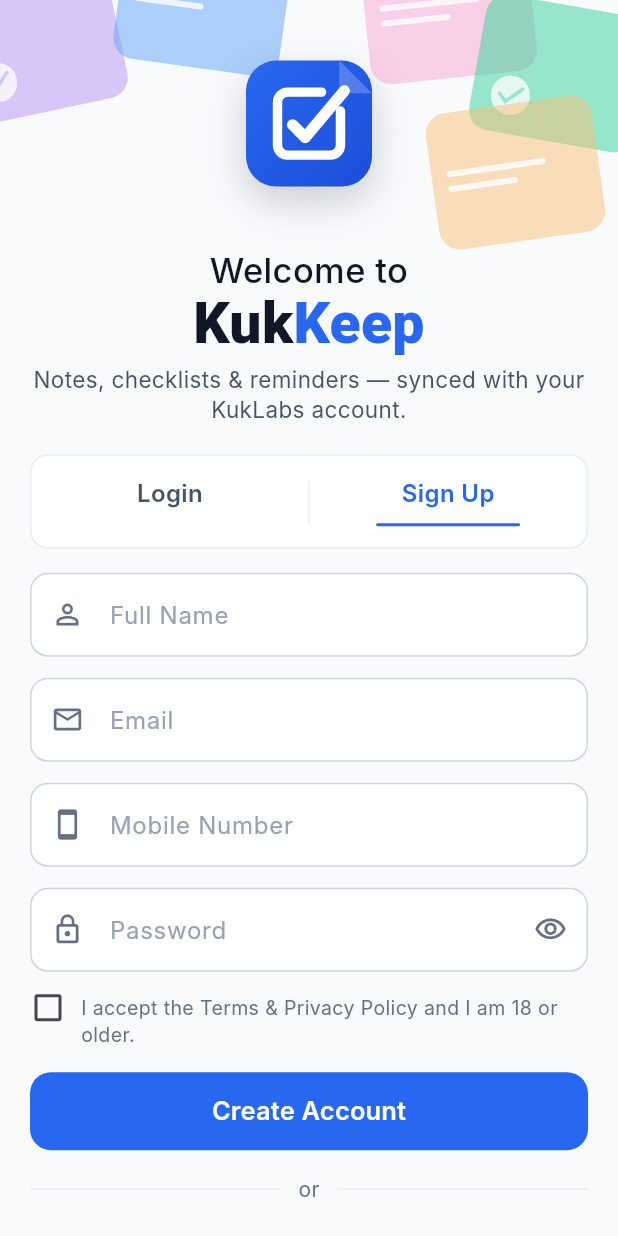
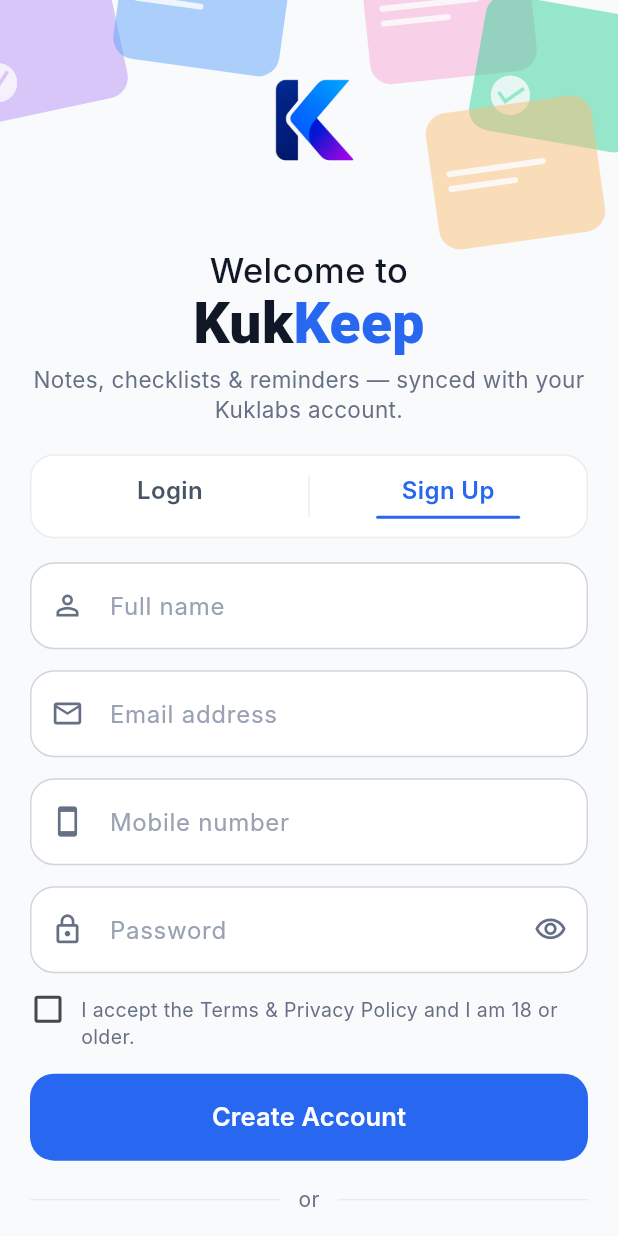
Before and after one commit to amithkukllod777/Kukkeep, a Flutter app: the screen it shows after launch, after a tap on "Sign Up", on a phone screen of 412 x 824 dp. Run offline on Flutter 3.47's test engine with Material 3 defaults, Android fonts, the phone set to English and light mode, and no system bars; our stand-ins replace app_links, file_picker, firebase_core, firebase_messaging, flutter_local_notifications, image_picker and 2 more; accounts and stored records are empty; network calls fail; Roboto replaces fonts that are missing (Inter).

Commit message:
Update product logo + align auth screen with the Kuklabs UI/Auth standard
New product mark: the "K" logomark + note/bookmark icon replaces the
custom-painted rounded-square icon everywhere (launcher icon, in-app
top-bar wordmark, auth screen header).

Also adopts the shared Kuklabs UI/Auth Agent Pack (docs/kuklabs/):
- lib/auth_messages.dart: approved auth labels/tagline + friendly-error
  mapping (KUKLABS_AUTH_CONTENT_TEMPLATES.json) — raw ApiError/SocketException
  detail never reaches the UI; wrong-credential sign-in always shows the one
  safe generic message.
- auth_screen.dart / google_auth.dart: exact authPage control sizes from
  KUKLABS_DESIGN_TOKENS.json (56/58h controls, 16 radius, 420 max width),
  content routed through AuthMessages, "KukLabs" -> "Kuklabs" casing fix
  (master standard §2.1 lists "KukLabs" as a disallowed variant).
- settings_screen.dart: version now shows the approved
  "Version x.y.z (Build n)" format; casing fix.
- pubspec.yaml / note_colors.dart: version bump 2.2.1+34 -> 2.2.2+35.

Co-Authored-By: Claude Sonnet 5 <noreply@anthropic.com>
Claude-Session: https://claude.ai/code/session_01SN4idYogvC4E78wu3rjf1X

```diff
--- /dev/null
+++ b/lib/auth_messages.dart
@@ -0,0 +1,78 @@
+import 'dart:io';
+
+import 'api.dart';
+
+/// Approved Kuklabs auth content + friendly-error policy.
+///
+/// Source of truth: docs/kuklabs/KUKLABS_AUTH_CONTENT_TEMPLATES.json and
+/// KUKLABS_MASTER_STANDARD.md §8.7/§9 — raw server/framework errors must never
+/// reach the UI, and wrong credentials always use the one safe generic message.
+class AuthMessages {
+  AuthMessages._();
+
+  // Labels
+  static const login = 'Login';
+  static const signup = 'Sign Up';
+  static const createAccount = 'Create Account';
+  static const continueWithGoogle = 'Continue with Google';
+  static const forgotPassword = 'Forgot Password?';
+  static const identity = 'Mobile number or email';
+  static const password = 'Password';
+  static const fullName = 'Full name';
+  static const poweredBy = 'Powered by';
+  static const poweredByBrand = 'Kuklabs';
+  static const tagline =
+      'Notes, checklists & reminders — synced with your Kuklabs account.';
+
+  // Field-level messages (approved catalogue)
+  static const genericSignInError =
+      "We couldn't sign you in. Check your email or mobile number and password, then try again.";
+  static const emptyIdentity = 'Enter your email address or mobile number.';
+  static const invalidEmail = 'Enter a valid email address.';
+  static const invalidPhone =
+      'Enter a valid mobile number for the selected country.';
+  static const emptyPassword = 'Enter your password.';
+  static const weakPassword =
+      'Use at least 8 characters with at least one letter and one number.';
+  static const termsRequired =
+      'Review and accept the Terms of Use and Privacy Policy to continue.';
+  static const offline =
+      "You're offline. Check your internet connection and try again.";
+  static const serverError =
+      'Something went wrong on our side. Please try again in a moment.';
+  static const genericFallback =
+      "We couldn't complete that action. Please try again.";
+}
+
+/// True when a message looks like a raw framework/server error that must not
+/// be shown to users (TRPCClientError, ZodError, JSON, stack traces, SQL…).
+bool _looksTechnical(String m) {
+  if (m.length > 160) return true;
+  const markers = [
+    'trpc', 'zod', 'exception', 'stack', 'sql', 'econn', 'etimedout',
+    'enotfound', 'socketexception', 'internal_server_error', '{', '<html',
+  ];
+  final lower = m.toLowerCase();
+  return markers.any(lower.contains);
+}
+
+/// Maps any thrown error to an approved, user-safe message.
+///
+/// [signIn] marks the credentials flow: an unauthorized failure there always
+/// becomes the single safe generic sign-in message the standard mandates.
+String friendlyAuthError(Object e, {bool signIn = false}) {
+  if (e is SocketException) return AuthMessages.offline;
+  if (e is ApiError) {
+    if (signIn && e.unauthorized) return AuthMessages.genericSignInError;
+    final m = e.message.trim();
+    if (m.isEmpty || _looksTechnical(m)) return AuthMessages.serverError;
+    return m; // client-side ApiError copy is already friendly
+  }
+  // package:http wraps I/O failures in ClientException — sniff for network-ish
+  // causes so offline shows the right message instead of the generic one.
+  final s = e.toString().toLowerCase();
+  if (s.contains('socket') || s.contains('network') || s.contains('connection')) {
+    return AuthMessages.offline;
+  }
+  return AuthMessages.genericFallback;
+}
--- a/lib/google_auth.dart
+++ b/lib/google_auth.dart
@@ -4,6 +4,8 @@ import 'package:app_links/app_links.dart';
 import 'package:flutter/material.dart';
 import 'package:url_launcher/url_launcher.dart';
 import 'api.dart';
+import 'auth_messages.dart';
+import 'note_colors.dart';
 import 'screens/notes_screen.dart';
 
 /// "Continue with Google" — server-side OAuth in the phone browser.
@@ -68,7 +70,7 @@ class GoogleAuth {
       navigatorKey.currentState?.pushAndRemoveUntil(
           MaterialPageRoute(builder: (_) => const NotesScreen()), (r) => false);
     } catch (e) {
-      _toast(e.toString());
+      _toast(friendlyAuthError(e, signIn: true));
     }
   }
 
@@ -127,20 +129,22 @@ class GoogleSignInButton extends StatelessWidget {
       future: GoogleAuth.enabled(),
       builder: (context, snap) {
         if (snap.data != true) return const SizedBox.shrink();
+        // authPage.googleButtonHeight 58 / radius 16, text 16/24 Medium on
+        // primary text (KUKLABS_DESIGN_TOKENS.json + §8.3).
         return SizedBox(
-          height: 52,
+          height: 58,
           child: OutlinedButton(
             onPressed: () => GoogleAuth.instance.signIn(),
             style: OutlinedButton.styleFrom(
-              backgroundColor: Colors.white,
-              side: const BorderSide(color: Color(0xFFD1D5DB)),
-              shape: RoundedRectangleBorder(borderRadius: BorderRadius.circular(10)),
+              backgroundColor: kSurface,
+              side: const BorderSide(color: kBorder),
+              shape: RoundedRectangleBorder(borderRadius: BorderRadius.circular(16)),
             ),
             child: Row(mainAxisAlignment: MainAxisAlignment.center, children: const [
               _GoogleG(size: 20),
               SizedBox(width: 10),
-              Text('Continue with Google',
-                  style: TextStyle(fontSize: 15, fontWeight: FontWeight.w700, color: Color(0xFF111827))),
+              Text(AuthMessages.continueWithGoogle,
+                  style: TextStyle(fontSize: 16, height: 24 / 16, fontWeight: FontWeight.w500, color: kTextPrimary, fontFamily: kFont)),
             ]),
           ),
         );
--- a/lib/note_colors.dart
+++ b/lib/note_colors.dart
@@ -46,12 +46,18 @@ const Color kWarning = Color(0xFFDC6803);
 const String kFont = 'Inter';
 const String kWebBase = 'https://keep.kuklabs.com';
 
-// Brand assets + identity.
+// Brand assets + identity (docs/kuklabs/KUKLABS_BRAND_CONFIG.json).
 const String kLogoAsset = 'assets/logo.png';
 const String kProductName = 'KukKeep';
+const String kShortName = 'Keep';
 const String kWebsite = 'keep.kuklabs.com';
-// App version shown in Settings → About. Keep in sync with pubspec `version`.
-const String kAppVersion = '2.2.1';
+const String kTermsUrl = 'https://kuklabs.com/terms';
+const String kPrivacyUrl = 'https://kuklabs.com/privacy';
+const String kSupportUrl = 'https://kuklabs.com/support';
+// App version shown in Settings → About as "Version x.y.z (Build n)"
+// (KUKLABS_MASTER_STANDARD.md §12.2). Keep in sync with pubspec `version`.
+const String kAppVersion = '2.2.2';
+const int kAppBuild = 35;
 
 // Display headings share the primary sans family (no serif in product UI).
 const String kDisplayFont = kFont;
--- a/lib/screens/auth_screen.dart
+++ b/lib/screens/auth_screen.dart
@@ -2,6 +2,7 @@ import 'dart:math' as math;
 import 'package:flutter/material.dart';
 import 'package:url_launcher/url_launcher.dart';
 import '../api.dart';
+import '../auth_messages.dart';
 import '../google_auth.dart';
 import '../models.dart';
 import '../note_colors.dart';
@@ -10,11 +11,13 @@ import 'otp_screen.dart';
 
 /// Unified authentication screen — the single logged-out surface for KukKeep.
 ///
-/// Follows the KukLabs Identity & UI standard (KUKLABS_IDENTITY.md §15):
-/// product icon → "Welcome to" → product name → tagline → Login/Sign Up tabs →
-/// form → primary action → OR → Continue with Google → Terms/Privacy →
-/// Powered by KukLabs. Only the product icon, name, tagline and accent are
-/// product-specific; the structure is shared across every Kuk app.
+/// Follows the Kuklabs UI/Auth standard (docs/kuklabs/KUKLABS_MASTER_STANDARD.md
+/// §8, APPROVED_LOGIN_REFERENCE.png): product icon → "Welcome to" → product
+/// name → tagline → Login/Sign Up tabs → form → primary action → OR →
+/// Continue with Google → Terms/Privacy → Powered by Kuklabs. Only the product
+/// icon, name, tagline and accent are product-specific; the structure, sizes
+/// (KUKLABS_DESIGN_TOKENS.json authPage) and content (AuthMessages) are shared
+/// across every Kuk app.
 class AuthScreen extends StatefulWidget {
   const AuthScreen({super.key});
   @override
@@ -60,9 +63,10 @@ class _AuthScreenState extends State<AuthScreen> {
   Future<void> _login() async {
     final id = _loginId.text.trim();
     final pass = _loginPass.text;
-    if (id.isEmpty || pass.isEmpty) { setState(() => _error = 'Enter your email and password.'); return; }
+    if (id.isEmpty) { setState(() => _error = AuthMessages.emptyIdentity); return; }
+    if (pass.isEmpty) { setState(() => _error = AuthMessages.emptyPassword); return; }
     // Backend login is email-based; mobile-number login is not available yet.
-    if (!id.contains('@')) { setState(() => _error = 'Please log in with your email address.'); return; }
+    if (!id.contains('@')) { setState(() => _error = 'Mobile-number login is coming soon — please log in with your email address.'); return; }
     setState(() { _loading = true; _error = null; });
     try {
       await Api.instance.login(id, pass);
@@ -79,7 +83,7 @@ class _AuthScreenState extends State<AuthScreen> {
         _pickCompany(companies);
       }
     } catch (e) {
-      setState(() => _error = e.toString());
+      setState(() => _error = friendlyAuthError(e, signIn: true));
     } finally {
       if (mounted) setState(() => _loading = false);
     }
@@ -91,11 +95,13 @@ class _AuthScreenState extends State<AuthScreen> {
     final email = _email.text.trim();
     final phone = _phone.text.trim();
     final pass = _signupPass.text;
-    if (name.length < 2) { setState(() => _error = 'Enter your name.'); return; }
-    if (!email.contains('@')) { setState(() => _error = 'Enter a valid email.'); return; }
-    if (phone.replaceAll(RegExp(r'[^0-9]'), '').length < 10) { setState(() => _error = 'Enter a valid mobile number.'); return; }
-    if (pass.length < 6) { setState(() => _error = 'Password must be at least 6 characters.'); return; }
-    if (!_accepted) { setState(() => _error = 'Please accept the Terms & Privacy Policy.'); return; }
+    if (name.length < 2) { setState(() => _error = 'Enter your full name.'); return; }
+    if (!email.contains('@')) { setState(() => _error = AuthMessages.invalidEmail); return; }
+    if (phone.replaceAll(RegExp(r'[^0-9]'), '').length < 10) { setState(() => _error = AuthMessages.invalidPhone); return; }
+    if (pass.length < 8 || !pass.contains(RegExp(r'[A-Za-z]')) || !pass.contains(RegExp(r'[0-9]'))) {
+      setState(() => _error = AuthMessages.weakPassword); return;
+    }
+    if (!_accepted) { setState(() => _error = AuthMessages.termsRequired); return; }
     setState(() { _loading = true; _error = null; });
     try {
       await Api.instance.register(name: name, email: email, phone: phone, password: pass);
@@ -103,7 +109,7 @@ class _AuthScreenState extends State<AuthScreen> {
       Navigator.of(context).push(MaterialPageRoute(
         builder: (_) => OtpScreen(email: email, name: name, phone: phone)));
     } catch (e) {
-      setState(() => _error = e.toString());
+      setState(() => _error = friendlyAuthError(e));
     } finally {
       if (mounted) setState(() => _loading = false);
     }
@@ -159,25 +165,20 @@ class _AuthScreenState extends State<AuthScreen> {
             child: ConstrainedBox(
               constraints: BoxConstraints(minHeight: h),
               child: ConstrainedBox(
-                constraints: const BoxConstraints(maxWidth: 480),
+                // authPage.contentMaxWidthMobile (KUKLABS_DESIGN_TOKENS.json)
+                constraints: const BoxConstraints(maxWidth: 420),
                 child: Padding(
                   padding: const EdgeInsets.fromLTRB(20, 0, 20, 10),
                   child: Column(
                     mainAxisAlignment: MainAxisAlignment.center,
                     crossAxisAlignment: CrossAxisAlignment.stretch,
                     children: [
-                      // ── Collage header + product icon ──
+                      // ── Collage header + product icon (assets/logo.png) ──
                       SizedBox(
                         height: headerH,
                         child: Stack(alignment: Alignment.center, children: [
                           const Positioned.fill(child: _CollageBackground()),
-                          Container(
-                            decoration: BoxDecoration(
-                              borderRadius: BorderRadius.circular(iconSize * 0.24),
-                              boxShadow: const [BoxShadow(color: Color(0x33101828), blurRadius: 22, offset: Offset(0, 10))],
-                            ),
-                            child: _KeepIcon(size: iconSize),
-                          ),
+                          Image.asset(kLogoAsset, width: iconSize, height: iconSize),
                         ]),
                       ),
                       const SizedBox(height: 2),
@@ -192,9 +193,9 @@ class _AuthScreenState extends State<AuthScreen> {
                         style: TextStyle(fontSize: nameSize, height: 1.1, fontWeight: FontWeight.w800, fontFamily: kFont),
                       ),
                       SizedBox(height: tight ? 4 : 6),
-                      Text('Notes, checklists & reminders — synced with your KukLabs account.',
+                      Text(AuthMessages.tagline,
                           textAlign: TextAlign.center,
-                          style: TextStyle(fontSize: tight ? 14 : 15, height: 1.35, color: kTextSecondary, fontFamily: kFont)),
+                          style: TextStyle(fontSize: tight ? 14 : 15, height: 1.35, color: kTextMuted, fontFamily: kFont)),
                       SizedBox(height: gap + 4),
                       _tabs(),
                       SizedBox(height: gap),
@@ -225,18 +226,19 @@ class _AuthScreenState extends State<AuthScreen> {
     );
   }
 
-  // ── Login / Sign Up tabs ──
+  // ── Login / Sign Up tabs (56 high, radius 16 — authPage tokens) ──
   Widget _tabs() {
     return Container(
+      height: 56,
       decoration: BoxDecoration(
         color: kSurface,
-        borderRadius: BorderRadius.circular(12),
+        borderRadius: BorderRadius.circular(16),
         border: Border.all(color: kBorderSubtle),
       ),
       child: Row(children: [
-        Expanded(child: _tabItem('Login', 0)),
+        Expanded(child: _tabItem(AuthMessages.login, 0)),
         Container(width: 1, height: 28, color: kBorderSubtle),
-        Expanded(child: _tabItem('Sign Up', 1)),
+        Expanded(child: _tabItem(AuthMessages.signup, 1)),
       ]),
     );
   }
@@ -245,29 +247,26 @@ class _AuthScreenState extends State<AuthScreen> {
     final active = _tab == i;
     return InkWell(
       onTap: () => _switchTab(i),
-      borderRadius: BorderRadius.circular(12),
-      child: Padding(
-        padding: const EdgeInsets.symmetric(vertical: 14),
-        child: Column(children: [
+      borderRadius: BorderRadius.circular(16),
+      child: Column(mainAxisAlignment: MainAxisAlignment.center, children: [
         Text(label, style: TextStyle(
-            fontSize: 16, fontWeight: FontWeight.w600, fontFamily: kFont,
+          fontSize: 16, height: 22 / 16, fontWeight: FontWeight.w600, fontFamily: kFont,
           color: active ? kBrand : kTextSecondary)),
-          const SizedBox(height: 8),
+        const SizedBox(height: 6),
         Container(height: 2, width: 96,
           decoration: BoxDecoration(
             color: active ? kBrand : Colors.transparent,
             borderRadius: BorderRadius.circular(2))),
       ]),
-      ),
     );
   }
 
   Widget _loginForm() {
     return Column(children: [
-      _field(controller: _loginId, hint: 'Mobile Number or Email', icon: Icons.smartphone_outlined,
+      _field(controller: _loginId, hint: AuthMessages.identity, icon: Icons.smartphone_outlined,
           keyboard: TextInputType.emailAddress, autofill: const [AutofillHints.username]),
       const SizedBox(height: 14),
-      _field(controller: _loginPass, hint: 'Password', icon: Icons.lock_outline,
+      _field(controller: _loginPass, hint: AuthMessages.password, icon: Icons.lock_outline,
           obscure: _loginObscure, autofill: const [AutofillHints.password],
           onSubmit: (_) => _login(),
           suffix: _eyeToggle(_loginObscure, () => setState(() => _loginObscure = !_loginObscure))),
@@ -276,8 +275,8 @@ class _AuthScreenState extends State<AuthScreen> {
         alignment: Alignment.centerRight,
         child: GestureDetector(
           onTap: () => _open('${kWebBase}/forgot-password'),
-          child: const Text('Forgot Password?',
-              style: TextStyle(color: kBrand, fontSize: 14, fontWeight: FontWeight.w600, fontFamily: kFont)),
+          child: const Text(AuthMessages.forgotPassword,
+              style: TextStyle(color: kBrand, fontSize: 14, height: 20 / 14, fontWeight: FontWeight.w500, fontFamily: kFont)),
         ),
       ),
     ]);
@@ -285,14 +284,14 @@ class _AuthScreenState extends State<AuthScreen> {
 
   Widget _signupForm() {
     return Column(children: [
-      _field(controller: _name, hint: 'Full Name', icon: Icons.person_outline,
+      _field(controller: _name, hint: AuthMessages.fullName, icon: Icons.person_outline,
           keyboard: TextInputType.name, capitalize: TextCapitalization.words),
       const SizedBox(height: 14),
-      _field(controller: _email, hint: 'Email', icon: Icons.mail_outline, keyboard: TextInputType.emailAddress),
+      _field(controller: _email, hint: 'Email address', icon: Icons.mail_outline, keyboard: TextInputType.emailAddress),
       const SizedBox(height: 14),
-      _field(controller: _phone, hint: 'Mobile Number', icon: Icons.smartphone_outlined, keyboard: TextInputType.phone),
+      _field(controller: _phone, hint: 'Mobile number', icon: Icons.smartphone_outlined, keyboard: TextInputType.phone),
       const SizedBox(height: 14),
-      _field(controller: _signupPass, hint: 'Password', icon: Icons.lock_outline,
+      _field(controller: _signupPass, hint: AuthMessages.password, icon: Icons.lock_outline,
           obscure: _signupObscure,
           suffix: _eyeToggle(_signupObscure, () => setState(() => _signupObscure = !_signupObscure))),
       const SizedBox(height: 12),
@@ -323,12 +322,15 @@ class _AuthScreenState extends State<AuthScreen> {
     List<String>? autofill,
     ValueChanged<String>? onSubmit,
   }) {
+    // authPage.inputHeight 58 / radius 16 (KUKLABS_DESIGN_TOKENS.json)
     return Container(
+      height: 58,
       decoration: BoxDecoration(
         color: kSurface,
-        borderRadius: BorderRadius.circular(12),
+        borderRadius: BorderRadius.circular(16),
         border: Border.all(color: kBorder),
       ),
+      child: Center(
         child: TextField(
           controller: controller,
           obscureText: obscure,
@@ -336,14 +338,16 @@ class _AuthScreenState extends State<AuthScreen> {
           textCapitalization: capitalize,
           autofillHints: autofill,
           onSubmitted: onSubmit,
-        style: const TextStyle(fontSize: 16, color: kTextPrimary, fontFamily: kFont),
+          style: const TextStyle(fontSize: 16, height: 24 / 16, color: kTextPrimary, fontFamily: kFont),
           decoration: InputDecoration(
             hintText: hint,
             hintStyle: const TextStyle(color: kPlaceholder, fontSize: 16, fontFamily: kFont),
             prefixIcon: Icon(icon, size: 22, color: kTextMuted),
             suffixIcon: suffix,
             border: InputBorder.none,
-          contentPadding: const EdgeInsets.symmetric(horizontal: 8, vertical: 15),
+            isCollapsed: false,
+            contentPadding: const EdgeInsets.symmetric(horizontal: 8, vertical: 16),
+          ),
         ),
       ),
     );
@@ -355,18 +359,19 @@ class _AuthScreenState extends State<AuthScreen> {
       );
 
   Widget _primaryButton() {
-    final label = _tab == 0 ? 'Login' : 'Create Account';
+    final label = _tab == 0 ? AuthMessages.login : AuthMessages.createAccount;
+    // authPage.buttonHeight 58 / radius 16 (KUKLABS_DESIGN_TOKENS.json)
     return SizedBox(
-      height: 52,
+      height: 58,
       child: FilledButton(
         onPressed: _loading ? null : (_tab == 0 ? _login : _signup),
         style: FilledButton.styleFrom(
           backgroundColor: kBrand,
-          shape: RoundedRectangleBorder(borderRadius: BorderRadius.circular(14)),
+          shape: RoundedRectangleBorder(borderRadius: BorderRadius.circular(16)),
         ),
         child: _loading
             ? const SizedBox(height: 22, width: 22, child: CircularProgressIndicator(strokeWidth: 2.4, color: Colors.white))
-            : Text(label, style: const TextStyle(fontSize: 17, fontWeight: FontWeight.w600, fontFamily: kFont)),
+            : Text(label, style: const TextStyle(fontSize: 17, height: 24 / 17, fontWeight: FontWeight.w600, fontFamily: kFont)),
       ),
     );
   }
@@ -384,88 +389,27 @@ class _AuthScreenState extends State<AuthScreen> {
     return Text.rich(
       TextSpan(style: style, children: [
         const TextSpan(text: 'By continuing, you agree to our '),
-        WidgetSpan(child: GestureDetector(onTap: () => _open('https://kuklabs.com/terms'),
+        WidgetSpan(child: GestureDetector(onTap: () => _open(kTermsUrl),
             child: const Text('Terms of Use', style: link))),
         const TextSpan(text: ' and '),
-        WidgetSpan(child: GestureDetector(onTap: () => _open('https://kuklabs.com/privacy'),
+        WidgetSpan(child: GestureDetector(onTap: () => _open(kPrivacyUrl),
             child: const Text('Privacy Policy', style: link))),
       ]),
       textAlign: TextAlign.center,
     );
   }
 
+  // §6.3: "Powered by" 400 muted + "Kuklabs" 600 secondary — never the accent.
   Widget _poweredBy() => Text.rich(
         const TextSpan(children: [
-          TextSpan(text: 'Powered by ', style: TextStyle(color: kTextMuted, fontSize: 13, fontFamily: kFont)),
-          TextSpan(text: 'KukLabs', style: TextStyle(color: kBrand, fontSize: 13, fontWeight: FontWeight.w700, fontFamily: kFont)),
+          TextSpan(text: '${AuthMessages.poweredBy} ', style: TextStyle(color: kTextMuted, fontSize: 13, height: 18 / 13, fontFamily: kFont)),
+          TextSpan(text: AuthMessages.poweredByBrand, style: TextStyle(color: kTextSecondary, fontSize: 13, height: 18 / 13, fontWeight: FontWeight.w600, fontFamily: kFont)),
         ]),
         textAlign: TextAlign.center,
       );
 }
 
-/// The KukKeep product icon — a blue rounded-square with a folded corner and a
-/// white "note with checkmark". Drawn (no asset) so it renders crisp at any
-/// size and never falls back to the KukLabs corporate "K".
-class _KeepIcon extends StatelessWidget {
-  final double size;
-  const _KeepIcon({required this.size});
-  @override
-  Widget build(BuildContext context) => CustomPaint(size: Size.square(size), painter: _KeepIconPainter());
-}
-
-class _KeepIconPainter extends CustomPainter {
-  @override
-  void paint(Canvas canvas, Size s) {
-    final r = RRect.fromRectAndRadius(Offset.zero & s, Radius.circular(s.width * 0.24));
-    // Rounded-square tile, brand gradient (navy → blue).
-    canvas.drawRRect(r, Paint()
-      ..shader = const LinearGradient(
-        begin: Alignment.topLeft, end: Alignment.bottomRight,
-        colors: [kBrand, kBrandDark],
-      ).createShader(Offset.zero & s));
-    // Folded top-right corner.
-    canvas.save();
-    canvas.clipRRect(r);
-    final fold = s.width * 0.26;
-    final foldPath = Path()
-      ..moveTo(s.width - fold, 0)
-      ..lineTo(s.width, fold)
-      ..lineTo(s.width - fold, fold)
-      ..close();
-    canvas.drawPath(foldPath, Paint()..color = Colors.white.withOpacity(0.22));
-    canvas.restore();
-    // White note-with-check in the centre.
-    final white = Paint()
-      ..color = Colors.white
-      ..style = PaintingStyle.stroke
-      ..strokeWidth = s.width * 0.075
-      ..strokeCap = StrokeCap.round
-      ..strokeJoin = StrokeJoin.round;
-    final box = Rect.fromCenter(center: s.center(Offset.zero), width: s.width * 0.5, height: s.width * 0.5);
-    // Open-cornered rounded box (gap at top-right where the check exits).
-    final boxPath = Path()
-      ..moveTo(box.right, box.top + box.height * 0.30)
-      ..lineTo(box.right, box.bottom - s.width * 0.08)
-      ..arcToPoint(Offset(box.right - s.width * 0.08, box.bottom), radius: Radius.circular(s.width * 0.08))
-      ..lineTo(box.left + s.width * 0.08, box.bottom)
-      ..arcToPoint(Offset(box.left, box.bottom - s.width * 0.08), radius: Radius.circular(s.width * 0.08))
-      ..lineTo(box.left, box.top + s.width * 0.08)
-      ..arcToPoint(Offset(box.left + s.width * 0.08, box.top), radius: Radius.circular(s.width * 0.08))
-      ..lineTo(box.right - box.width * 0.30, box.top);
-    canvas.drawPath(boxPath, white);
-    // Checkmark.
-    final check = Path()
-      ..moveTo(box.left + box.width * 0.24, box.top + box.height * 0.52)
-      ..lineTo(box.left + box.width * 0.44, box.top + box.height * 0.72)
-      ..lineTo(box.right + box.width * 0.06, box.top - box.height * 0.02);
-    canvas.drawPath(check, white..strokeWidth = s.width * 0.09);
-  }
-
-  @override
-  bool shouldRepaint(covariant CustomPainter oldDelegate) => false;
-}
-
-/// Faded, tilted note cards behind the product icon (the KukLabs auth collage).
+/// Faded, tilted note cards behind the product icon (the Kuklabs auth collage).
 class _CollageBackground extends StatelessWidget {
   const _CollageBackground();
   @override
--- a/pubspec.yaml
+++ b/pubspec.yaml
@@ -1,7 +1,7 @@
 name: kukkeep
 description: KukKeep — native notes, checklists & reminders (Flutter). Connects to your KukLabs account.
 publish_to: 'none'
-version: 2.2.1+34
+version: 2.2.2+35
 
 environment:
   sdk: '>=3.4.0 <4.0.0'
```
Also changed, not shown: docs/kuklabs/KUKLABS_AUTH_CONTENT_TEMPLATES.json (added, +56 -0 lines), docs/kuklabs/KUKLABS_BRAND_CONFIG.json (added, +18 -0 lines), docs/kuklabs/KUKLABS_DESIGN_TOKENS.json (added, +111 -0 lines), lib/screens/settings_screen.dart (+8 -7 lines), assets/icon.png, assets/logo.png, docs/kuklabs/APPROVED_LOGIN_REFERENCE.png (added), 5 other files. Lines whose indentation alone changed are shown as unchanged.
